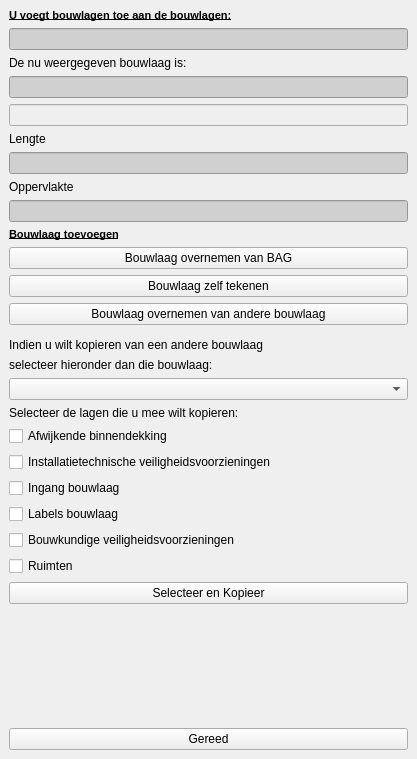
The window that plugin/oiv/oiv_bouwlaag_widget.ui (Oostjoost/OIV_project-1) describes before a commit, drawn with Qt 5.
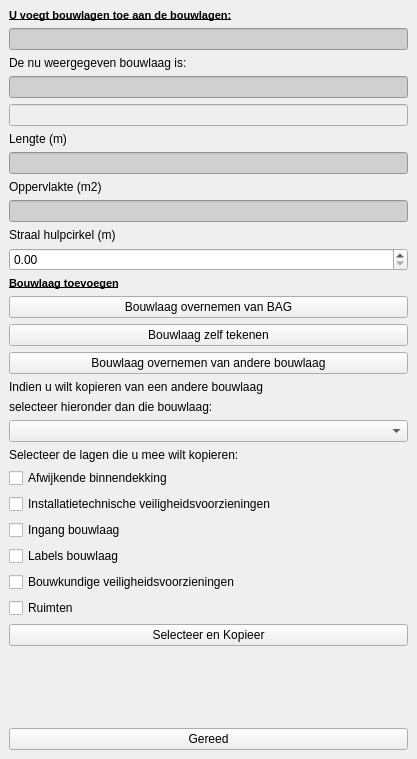
The same window after the commit.

```diff
--- a/plugin/oiv/oiv_bouwlaag_widget.ui
+++ b/plugin/oiv/oiv_bouwlaag_widget.ui
@@ -79,7 +79,7 @@
       <item>
        <widget class="QLabel" name="lengte_label">
         <property name="text">
-         <string>Lengte</string>
+         <string>Lengte (m)</string>
         </property>
        </widget>
       </item>
@@ -94,7 +94,7 @@
       <item>
        <widget class="QLabel" name="oppervlakte_label">
         <property name="text">
-         <string>Oppervlakte</string>
+         <string>Oppervlakte (m2)</string>
         </property>
        </widget>
       </item>
@@ -106,6 +106,16 @@
         </property>
        </widget>
       </item>
+      <item>
+       <widget class="QLabel" name="straal_label">
+        <property name="text">
+         <string>Straal hulpcirkel (m)</string>
+        </property>
+       </widget>
+      </item>
+      <item>
+       <widget class="QDoubleSpinBox" name="straal"/>
+      </item>
       <item>
        <spacer name="verticalSpacer_3">
         <property name="orientation">
```
